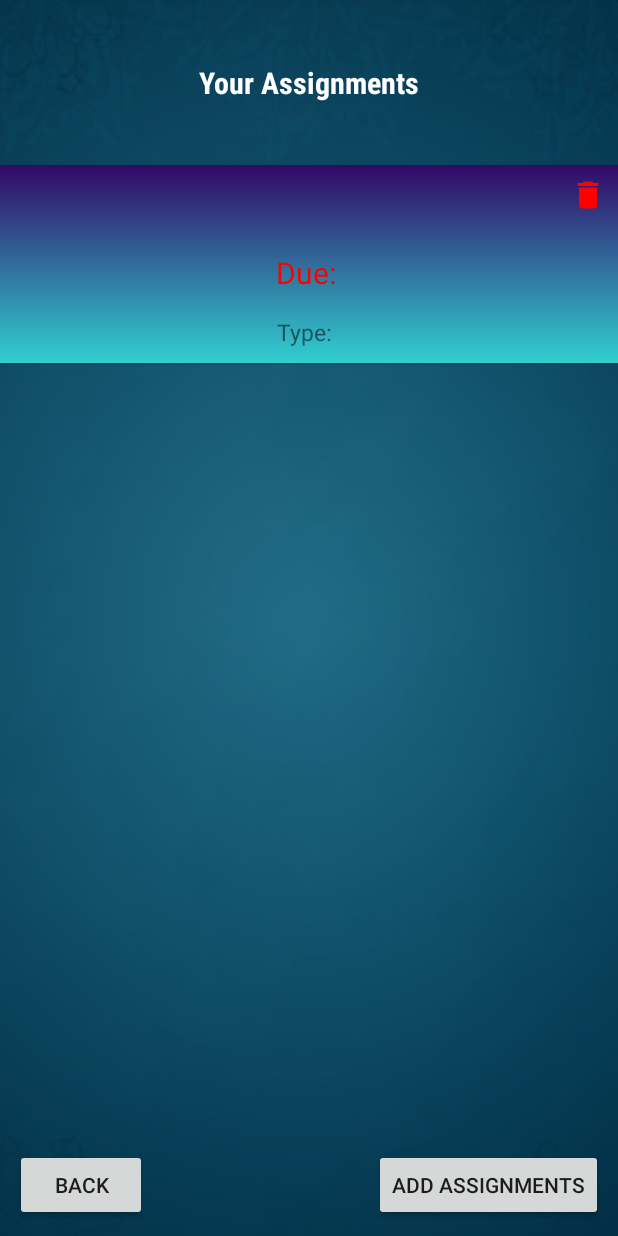
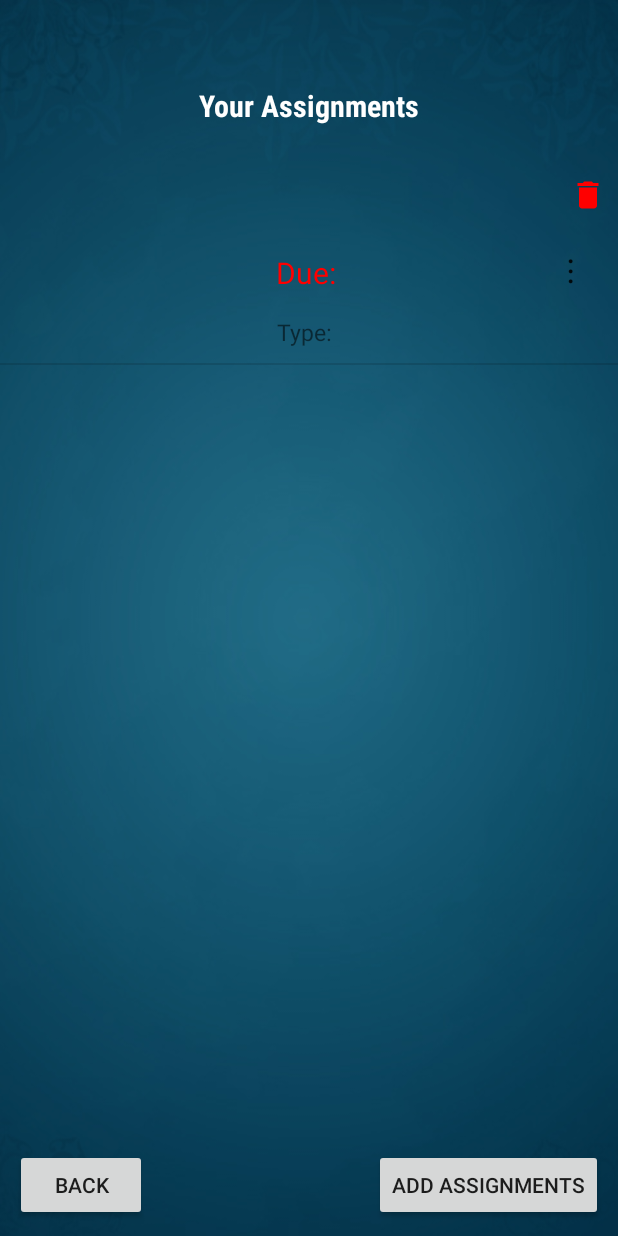
Before and after one commit to sifat120/MicroManager, an Android app: the Assignment_List screen opened directly, with no data from a screen before it, on a phone screen of 412 x 824 dp. Run offline under Robolectric (Android 15) with nearby library versions, the phone set to English and light mode, and no system bars; our stand-ins replace Room's generated code.

Commit message:
Added menu on each recyclerview item that allowed the user to set the priority of the assignment and check it off when it is completed. Also removed schedule generation.

```diff
--- a/app/src/main/java/com/example/micromanager/Add_Screen.java
+++ b/app/src/main/java/com/example/micromanager/Add_Screen.java
@@ -87,6 +87,10 @@ public class Add_Screen extends AppCompatActivity {
         assignmentTable.dueDate = due_date;
         assignmentTable.type = type;
 
+        //setting priority to not high and iscompleted to false
+        assignmentTable.isCompleted = false;
+        assignmentTable.isHighPriority = false;
+
         nameField.getText().clear();
         typeField.getText().clear();
         dueDateField.getText().clear();
--- a/app/src/main/java/com/example/micromanager/AssignmentDao.java
+++ b/app/src/main/java/com/example/micromanager/AssignmentDao.java
@@ -5,6 +5,7 @@ import androidx.room.Dao;
 import androidx.room.Delete;
 import androidx.room.Insert;
 import androidx.room.Query;
+import androidx.room.Update;
 
 import java.util.List;
 
@@ -13,9 +14,15 @@ public interface AssignmentDao {
     @Insert
     void insertItem(AssignmentTable assignmentTables);
 
+
     @Query("SELECT * FROM assignment")
     LiveData<List<AssignmentTable>> getAllItems();
 
+    @Query("SELECT highPriority FROM assignment")
+    LiveData<Boolean> getPriority();
+
+    @Update
+    void update(AssignmentTable assignmentTable);
 
     @Delete
     void deleteItem(AssignmentTable assignmentTable);
--- a/app/src/main/java/com/example/micromanager/AssignmentTable.java
+++ b/app/src/main/java/com/example/micromanager/AssignmentTable.java
@@ -19,4 +19,9 @@ public class AssignmentTable {
     @ColumnInfo(name="assignment_type")
     public String type;
 
+    @ColumnInfo(name="highPriority")
+    public boolean isHighPriority;
+
+    @ColumnInfo(name="isCompleted")
+    public boolean isCompleted;
 }
--- a/app/src/main/java/com/example/micromanager/Assignment_List.java
+++ b/app/src/main/java/com/example/micromanager/Assignment_List.java
@@ -9,7 +9,9 @@ import androidx.recyclerview.widget.RecyclerView;
 
 import android.content.Intent;
 import android.os.Bundle;
+import android.text.Layout;
 import android.view.View;
+import android.widget.ImageView;
 
 import java.text.ParseException;
 import java.text.SimpleDateFormat;
@@ -31,6 +33,7 @@ public class Assignment_List extends AppCompatActivity {
         setContentView(R.layout.activity_assignment__list);
 
         RecyclerView recyclerView = findViewById(R.id.recyclerView);
+
 
         AssignmentViewModel aViewModel = new ViewModelProvider(this).get(AssignmentViewModel.class);
 
@@ -56,6 +59,7 @@ public class Assignment_List extends AppCompatActivity {
                 } catch (ParseException e) {
                     e.printStackTrace();
                 }
+                assert date1 != null;
                 return date1.after(date2) ? 1 : (date1.before(date2)) ? -1 : 0;
             });
             itemAdapter.setData(assignmentTables);
--- a/app/src/main/java/com/example/micromanager/ItemAdapter.java
+++ b/app/src/main/java/com/example/micromanager/ItemAdapter.java
@@ -1,18 +1,23 @@
 package com.example.micromanager;
 
+import android.graphics.Color;
 import android.view.LayoutInflater;
 import android.view.View;
 import android.view.ViewGroup;
 import android.widget.ImageView;
+import android.widget.PopupMenu;
 import android.widget.TextView;
 import android.widget.Toast;
 
 import androidx.annotation.NonNull;
+import androidx.lifecycle.ViewModelProvider;
 import androidx.recyclerview.widget.RecyclerView;
 
 import java.util.List;
+import java.util.concurrent.atomic.AtomicInteger;
 
 public class ItemAdapter extends RecyclerView.Adapter<ItemAdapter.ViewHolder> {
+    int checker=0;
 
     private List<AssignmentTable> assignmentList;
 
@@ -40,6 +45,8 @@ public class ItemAdapter extends RecyclerView.Adapter<ItemAdapter.ViewHolder> {
         holder.txtItemName.setText(assignmentTable.name);
         holder.txtItemDate.setText(due);
         holder.txtItemType.setText(type);
+
+
     }
 
     @Override
@@ -51,15 +58,60 @@ public class ItemAdapter extends RecyclerView.Adapter<ItemAdapter.ViewHolder> {
         TextView txtItemName;
         TextView txtItemDate;
         TextView txtItemType;
-        ImageView imageView;
+        ImageView delete;
+        ImageView priorityLabel;
+        TextView menu;
         public ViewHolder(@NonNull View itemView) {
             super(itemView);
             txtItemName = itemView.findViewById(R.id.txt_item_name);
             txtItemDate = itemView.findViewById(R.id.txt_item_date);
             txtItemType = itemView.findViewById(R.id.txt_item_type);
-            imageView = itemView.findViewById(R.id.img_delete);
+            delete = itemView.findViewById(R.id.img_delete);
+            menu = itemView.findViewById(R.id.textViewOptions);
+            priorityLabel = itemView.findViewById(R.id.priorityLabel);
 
-            imageView.setOnClickListener(this::onClick);
+            delete.setOnClickListener(this::onClick);
+
+            menu.setOnClickListener(view -> {
+                int position = getAdapterPosition();
+                AssignmentTable assignmentTable = assignmentList.get(position);
+                ItemRepository itemRepository = new ItemRepository(view.getContext());
+                //creating a popup menu
+                PopupMenu popup = new PopupMenu(view.getContext(),menu);
+                //inflating menu from xml resource
+                popup.inflate(R.menu.options_menu);
+                //adding click listener
+                popup.setOnMenuItemClickListener(item -> {
+                    switch (item.getItemId()) {
+                        case R.id.priority:
+                            assignmentTable.isHighPriority = true;
+                            if(priorityLabel.getVisibility() == View.INVISIBLE) {
+                                priorityLabel.setVisibility(View.VISIBLE);
+                            }
+                            else{
+                                priorityLabel.setVisibility(View.INVISIBLE);
+                            }
+                            break;
+                        case R.id.markAsDone:
+                            //change background color
+                            if(checker == 0) {
+                                itemView.setBackgroundColor(Color.HSVToColor(new float[]{109, 100, 50}));
+                                checker = 1;
+                            }
+                            else{
+                                itemView.setBackgroundColor(Color.TRANSPARENT);
+                                checker = 0;
+                            }
+                            break;
+                        default:
+                            break;
+                    }
+                    return false;
+                });
+                //displaying the popup
+                popup.show();
+
+            });
         }
 
         @Override
--- a/app/src/main/java/com/example/micromanager/MainActivity.java
+++ b/app/src/main/java/com/example/micromanager/MainActivity.java
@@ -4,6 +4,7 @@ package com.example.micromanager;
 
         import android.content.Intent;
         import android.os.Bundle;
+        import android.util.Log;
         import android.view.View;
         import android.widget.ImageView;
 
@@ -16,6 +17,7 @@ public class MainActivity extends AppCompatActivity {
         ImageView logo = (ImageView) findViewById(R.id.logo);
         int logoRes = logo.getResources().getIdentifier("@drawable/logo", null,this.getPackageName());
         logo.setImageResource(logoRes);
+
     }
 
 
--- /dev/null
+++ b/app/src/main/res/drawable/ic_baseline_priority_high_24.xml
@@ -0,0 +1,13 @@
+<vector xmlns:android="http://schemas.android.com/apk/res/android"
+    android:width="24dp"
+    android:height="24dp"
+    android:viewportWidth="24"
+    android:viewportHeight="24"
+    android:tint="?attr/colorControlNormal">
+  <path
+      android:fillColor="@android:color/white"
+      android:pathData="M12,19m-2,0a2,2 0,1 1,4 0a2,2 0,1 1,-4 0"/>
+  <path
+      android:fillColor="@android:color/white"
+      android:pathData="M10,3h4v12h-4z"/>
+</vector>
--- a/app/src/main/res/layout/activity_assignment__list.xml
+++ b/app/src/main/res/layout/activity_assignment__list.xml
@@ -21,15 +21,16 @@
         android:id="@+id/assignmentScreenTitle"
         android:layout_width="wrap_content"
         android:layout_height="wrap_content"
+        android:fontFamily="sans-serif-condensed"
         android:text="Your Assignments"
+        android:textColor="@color/white"
         android:textSize="20sp"
         android:textStyle="bold"
-        android:textColor="@color/white"
-        android:fontFamily="sans-serif-condensed"
         app:layout_constraintBottom_toTopOf="@+id/recyclerView"
         app:layout_constraintEnd_toEndOf="parent"
         app:layout_constraintStart_toStartOf="parent"
-        app:layout_constraintTop_toTopOf="parent" />
+        app:layout_constraintTop_toTopOf="parent"
+        app:layout_constraintVertical_bias="0.684" />
 
     <Button
         android:id="@+id/add_btn"
@@ -54,4 +55,5 @@
         android:text="@string/back_to_home"
         app:layout_constraintBottom_toBottomOf="parent"
         app:layout_constraintStart_toStartOf="parent" />
+
 </androidx.constraintlayout.widget.ConstraintLayout>
--- a/app/src/main/res/layout/item_row.xml
+++ b/app/src/main/res/layout/item_row.xml
@@ -3,12 +3,11 @@
     xmlns:app="http://schemas.android.com/apk/res-auto"
     xmlns:tools="http://schemas.android.com/tools"
     android:layout_width="match_parent"
-    android:layout_height="wrap_content"
-    android:background="@drawable/gradient_background">
+    android:layout_height="wrap_content">
 
     <TextView
         android:id="@+id/txt_item_name"
-        android:layout_width="182dp"
+        android:layout_width="wrap_content"
         android:layout_height="38dp"
         android:layout_marginStart="10dp"
         android:layout_marginLeft="10dp"
@@ -61,4 +60,28 @@
         app:layout_constraintStart_toStartOf="parent"
         app:layout_constraintTop_toBottomOf="@+id/txt_item_date" />
 
+    <TextView
+        android:id="@+id/textViewOptions"
+        android:layout_width="34dp"
+        android:layout_height="41dp"
+        android:text="@string/optionsMenu"
+        android:textAppearance="?android:textAppearanceLarge"
+        app:layout_constraintBottom_toBottomOf="parent"
+        app:layout_constraintEnd_toEndOf="parent"
+        app:layout_constraintTop_toBottomOf="@+id/img_delete"
+        app:layout_constraintVertical_bias="0.382" />
+
+    <ImageView
+        android:id="@+id/priorityLabel"
+        android:layout_width="wrap_content"
+        android:layout_height="wrap_content"
+        android:layout_marginStart="10dp"
+        android:layout_marginLeft="10dp"
+        android:visibility="invisible"
+        android:layout_marginTop="10dp"
+        app:layout_constraintStart_toStartOf="parent"
+        app:layout_constraintTop_toTopOf="parent"
+        app:tint="@color/red"
+        app:srcCompat="@drawable/ic_baseline_priority_high_24" />
+
 </androidx.constraintlayout.widget.ConstraintLayout>
--- /dev/null
+++ b/app/src/main/res/menu/options_menu.xml
@@ -0,0 +1,13 @@
+<?xml version="1.0" encoding="utf-8"?>
+<menu xmlns:android="http://schemas.android.com/apk/res/android">
+
+    <item
+        android:id="@+id/priority"
+        android:title="Set Priority" />
+
+    <item
+        android:id="@+id/markAsDone"
+        android:title="Mark As Done" />
+
+
+</menu>
--- a/app/src/main/res/values/colors.xml
+++ b/app/src/main/res/values/colors.xml
@@ -5,5 +5,6 @@
     <color name="colorAccent">#03DAC5</color>
     <color name="blueofficial">#60B0F4</color>
     <color name="red">#ff0000</color>
+    <color name="green">#28d900</color>
     <color name="white">#FFFFFF</color>
 </resources>
--- a/app/src/main/res/values/strings.xml
+++ b/app/src/main/res/values/strings.xml
@@ -3,6 +3,7 @@
     <string name="assignment_name_field">Name</string>
     <string name="add_assignment">Add Assignments</string>
     <string name="back_to_home">Back</string>
+    <string name="optionsMenu">&#8942;</string>
     <string name="assginment_list">Your Assignments</string>
     <string name="assignment_due_date_field">Due Date</string>
     <string name="assignment_type_field">Type</string>
```
Also changed, not shown: app/src/main/java/com/example/micromanager/AssignmentViewModel.java (+7 -0 lines), app/src/main/java/com/example/micromanager/ItemRepository.java (+7 -0 lines), app/src/main/res/layout/activity_add__screen.xml (+6 -15 lines).
